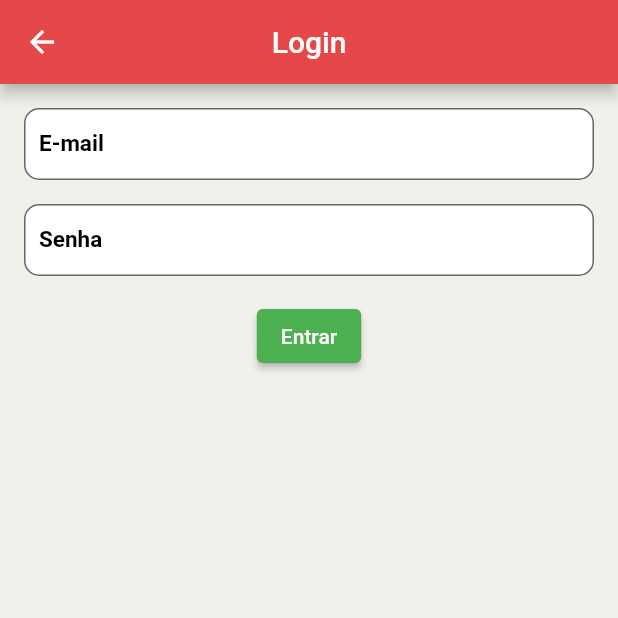
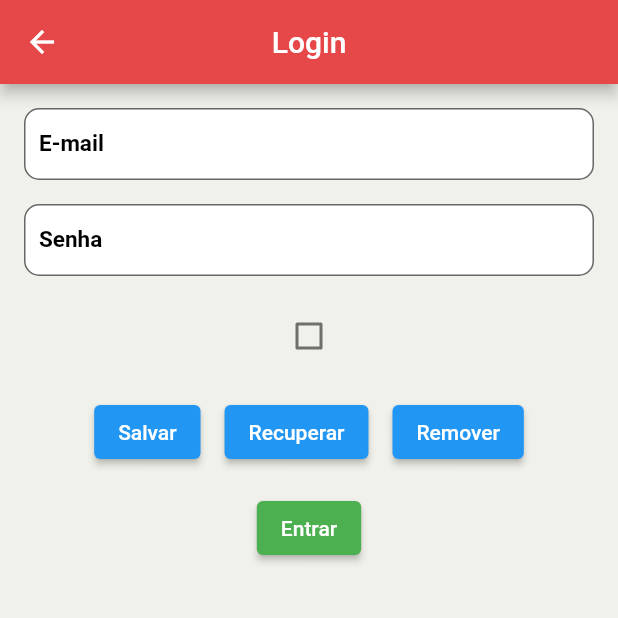
Before and after one commit to SauloMFreitas/LDDM-Projeto, a Flutter app: the screen it shows after launch, item 5 of the bottom bar chosen, after a tap on "Logar", on a phone screen of 412 x 824 dp, the top half of it. Run offline on Flutter 3.47's test engine with Material 2 defaults, Android fonts, the phone set to English and light mode, and no system bars; our stand-ins replace percent_indicator, shared_preferences, table_calendar.

Commit message:
Add savePassword

```diff
--- a/Myplanner/lib/Login.dart
+++ b/Myplanner/lib/Login.dart
@@ -1,3 +1,4 @@
+import 'package:shared_preferences/shared_preferences.dart';
 import 'package:flutter/material.dart';
 import 'assets/AppStyles.dart';
 import 'main.dart';
@@ -14,6 +15,43 @@ class _LoginState extends State<Login> {
 
   TextEditingController _email = TextEditingController();
   TextEditingController _senha = TextEditingController();
+
+  bool _salvarLogin = false;
+
+  String _emailSalvo = "";
+  String _senhaSalva = "";
+
+  _salvarSenha() async{
+
+    if (_salvarLogin == true) {
+      _emailSalvo = _email.text;
+      _senhaSalva = _senha.text;
+
+      final prefs = await SharedPreferences.getInstance();
+
+      await prefs.setString("email", _emailSalvo);
+      await prefs.setString("senha", _senhaSalva);
+
+      print("Operação salvar: $_emailSalvo , $_senhaSalva");
+    }
+  }
+
+  _recuperarSenha() async{
+    final prefs = await SharedPreferences.getInstance();
+
+    setState(() {
+      _emailSalvo = prefs.getString("email") ?? "Sem valor";
+      _senhaSalva = prefs.getString("senha") ?? "Sem valor";
+    });
+    print("Operação recuperar: $_emailSalvo , $_senhaSalva");
+  }
+
+  _removerSenha() async{
+    final prefs = await SharedPreferences.getInstance();
+    prefs.remove("email");
+    prefs.remove("senha");
+    print("Operação remover");
+  }
 
   @override
   Widget build(BuildContext context) {
@@ -53,6 +91,39 @@ class _LoginState extends State<Login> {
 
             SizedBox(height: 16.0),
 
+            Checkbox(
+              value: _salvarLogin,
+              onChanged: (value) {
+                setState(() {
+                  _salvarLogin = value!;
+                });
+              },
+            ),
+
+            SizedBox(height: 16.0),
+
+            Row(
+              mainAxisAlignment: MainAxisAlignment.center,
+              children: <Widget>[
+                ElevatedButton(
+                  child: Text("Salvar"),
+                  onPressed: _salvarSenha,
+                ),
+                SizedBox(width: 16,),
+                ElevatedButton(
+                  child: Text("Recuperar"),
+                  onPressed: _recuperarSenha,
+                ),
+                SizedBox(width: 16,),
+                ElevatedButton(
+                  child: Text("Remover"),
+                  onPressed: _removerSenha,
+                ),
+              ],
+            ),
+
+            SizedBox(height: 16.0),
+
               ElevatedButton(
                 style: ElevatedButton.styleFrom(
                 primary: Colors.green,
--- a/Myplanner/pubspec.yaml
+++ b/Myplanner/pubspec.yaml
@@ -41,6 +41,7 @@ dependencies:
   cupertino_icons: ^1.0.2
   table_calendar: ^3.0.9
   percent_indicator: ^4.2.3
+  shared_preferences: ^2.2.1
 
 dev_dependencies:
   flutter_test:
```
Also changed, not shown: Myplanner/pubspec.lock.
